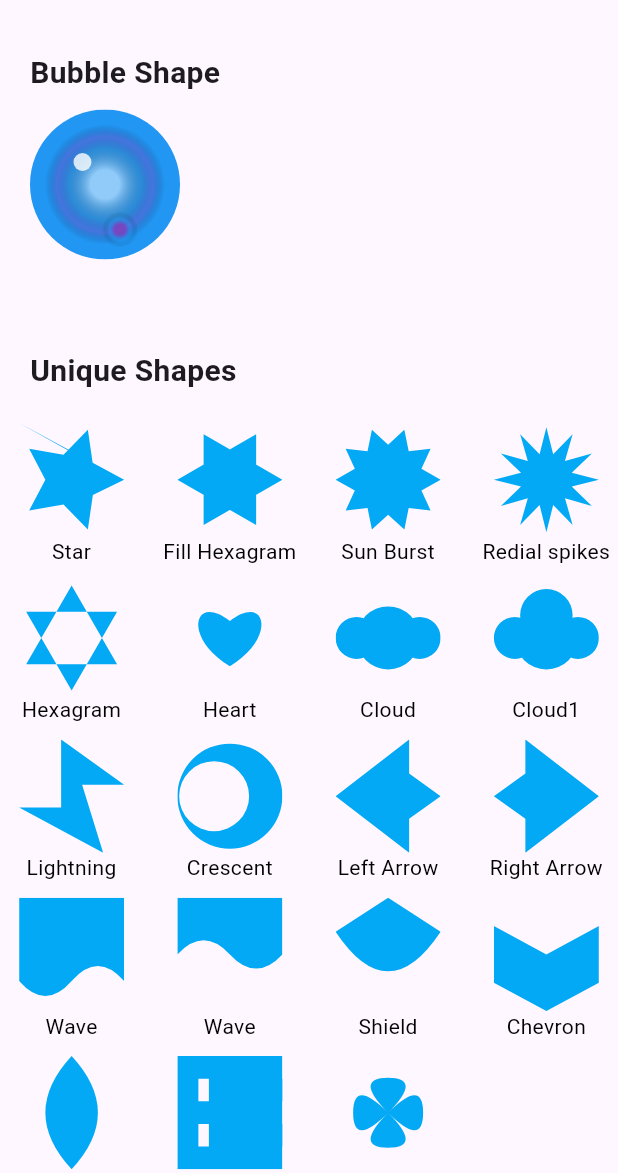
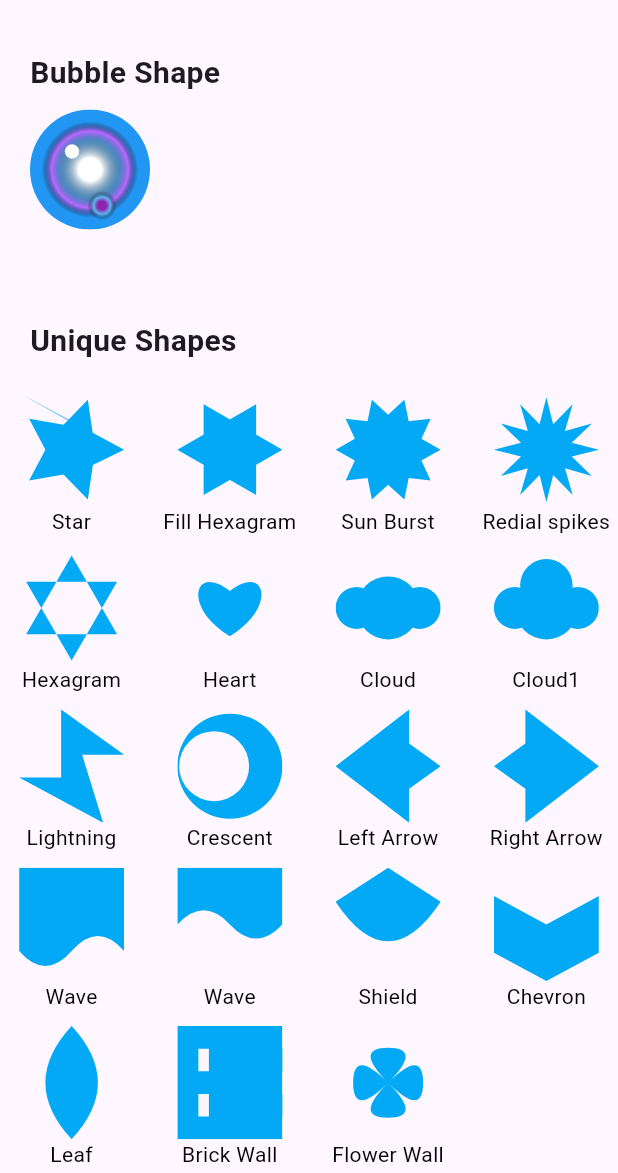
Before and after one commit to iamtvirani/flutter_custom_shaper, a Flutter app: the screen it shows after launch, on a phone screen of 412 x 824 dp, the part 63-1236 px from its top. Run offline on Flutter 3.47's test engine with Material 3 defaults, Android fonts, the phone set to English and light mode, and no system bars.

Commit message:
solve dart analyze issue

```diff
--- a/custom_shape_example/lib/main.dart
+++ b/custom_shape_example/lib/main.dart
@@ -8,7 +8,7 @@
 }
 
 class MyApp extends StatelessWidget {
-  const MyApp({Key? key}) : super(key: key);
+  const MyApp({super.key});
 
   @override
   Widget build(BuildContext context) {
--- a/custom_shape_example/lib/ui/bubble_shape.dart
+++ b/custom_shape_example/lib/ui/bubble_shape.dart
@@ -18,8 +18,8 @@
             style: TextStyle(fontSize: 20, fontWeight: FontWeight.bold),
           ),
           CustomShaper(
-            height: 100,
-            width: 100,
+            height: 80,
+            width: 80,
             clipper: BubbleClipper(),
             child: CustomPaint(
               painter: BubblePainter(),
--- a/lib/shapes/star_shape.dart
+++ b/lib/shapes/star_shape.dart
@@ -1,5 +1,5 @@
 import 'package:flutter/material.dart';
-import 'dart:math' as Math;
+import 'dart:math' as math;
 
 class StarClipper extends CustomClipper<Path> {
   @override
@@ -12,7 +12,7 @@
     for (int i = 0; i < 10; i++) {
       final angle = i * 36 * (3.14159 / 180.0);
       final r = i % 2 == 0 ? radius : radius / 2;
-      path.lineTo(cx + r * Math.cos(angle), cy + r * Math.sin(angle));
+      path.lineTo(cx + r * math.cos(angle), cy + r * math.sin(angle));
     }
 
     path.close();
```
Also changed, not shown: lib/shapes/bubble_shape.dart (+10 -11 lines), lib/shapes/redial_spikes_shape.dart (+7 -7 lines).
